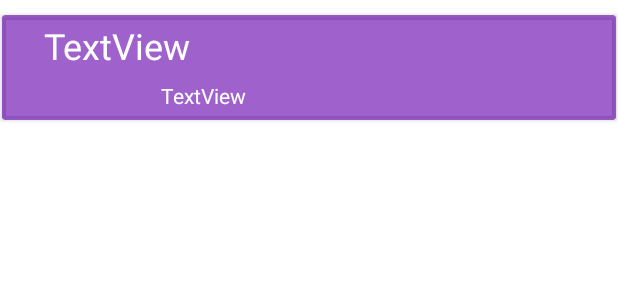
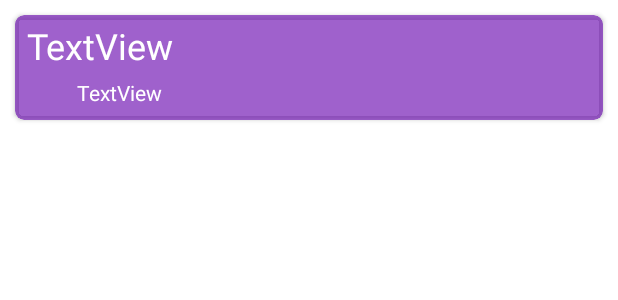
Before and after one commit to SeresP99/Thesis, an Android app: the layout dashboard_recyclerview_row.xml on its own in the app's theme, with its tools: preview values and no code run, on a phone screen of 412 x 824 dp. Shown: the top 300 px of the screen. Run offline under Robolectric (Android 15) with nearby library versions, the phone set to English and light mode, and no system bars; network calls fail.

Commit message:
fix(android): recyclerview layout

```diff
--- a/Pollscape/app/src/main/res/layout/dashboard_recyclerview_row.xml
+++ b/Pollscape/app/src/main/res/layout/dashboard_recyclerview_row.xml
@@ -6,15 +6,19 @@
     android:layout_height="wrap_content">
 
     <androidx.cardview.widget.CardView
-        android:layout_width="409dp"
+        android:layout_width="0dp"
         android:layout_height="wrap_content"
+        android:layout_marginTop="10dp"
+        android:layout_marginBottom="10dp"
         app:cardBackgroundColor="#9E6500AD"
         app:layout_constraintBottom_toBottomOf="parent"
         app:layout_constraintEnd_toEndOf="parent"
         app:layout_constraintStart_toStartOf="parent"
         app:layout_constraintTop_toTopOf="parent"
-        android:layout_marginBottom="10dp"
-        android:layout_marginTop="10dp">
+        android:layout_marginLeft="10dp"
+        android:layout_marginRight="10dp"
+        app:cardCornerRadius="6dp">
+
 
         <androidx.constraintlayout.widget.ConstraintLayout
             android:layout_width="match_parent"
@@ -22,11 +26,14 @@
 
             <TextView
                 android:id="@+id/cardTitle"
-                android:layout_width="wrap_content"
+                android:layout_width="0dp"
                 android:layout_height="wrap_content"
+                android:layout_marginStart="8dp"
+                android:layout_marginEnd="8dp"
                 android:fontFamily=""
                 android:text="TextView"
                 android:textColor="#FFFFFF"
+                android:textDirection="ltr"
                 android:textSize="24sp"
                 app:layout_constraintBottom_toBottomOf="parent"
                 app:layout_constraintEnd_toEndOf="parent"
@@ -37,15 +44,18 @@
 
             <TextView
                 android:id="@+id/cardDesc"
-                android:layout_width="wrap_content"
+                android:layout_width="360dp"
                 android:layout_height="wrap_content"
+                android:layout_marginStart="50dp"
                 android:text="TextView"
+                android:textAlignment="textStart"
                 android:textColor="@color/white"
+                android:textDirection="ltr"
                 app:layout_constraintBottom_toBottomOf="parent"
                 app:layout_constraintEnd_toEndOf="parent"
-                app:layout_constraintHorizontal_bias="0.3"
                 app:layout_constraintStart_toStartOf="parent"
-                app:layout_constraintTop_toBottomOf="@+id/cardTitle" />
+                app:layout_constraintTop_toBottomOf="@+id/cardTitle"
+                app:layout_constraintVertical_bias="0.39" />
         </androidx.constraintlayout.widget.ConstraintLayout>
     </androidx.cardview.widget.CardView>
 </androidx.constraintlayout.widget.ConstraintLayout>
```
Also changed, not shown: Pollscape/app/src/main/res/layout/activity_dashboard.xml (+6 -31 lines), Pollscape/app/src/main/res/layout/activity_vote.xml (added, +17 -0 lines), Pollscape/app/src/main/res/layout/vote_option_recyclerview_row.xml (added, +21 -0 lines).
